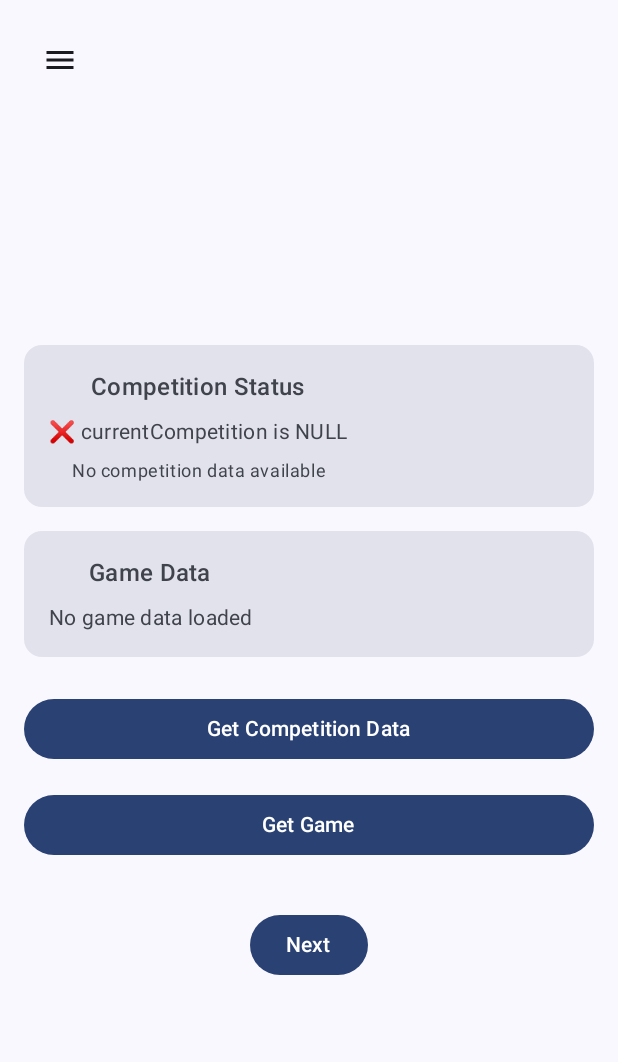
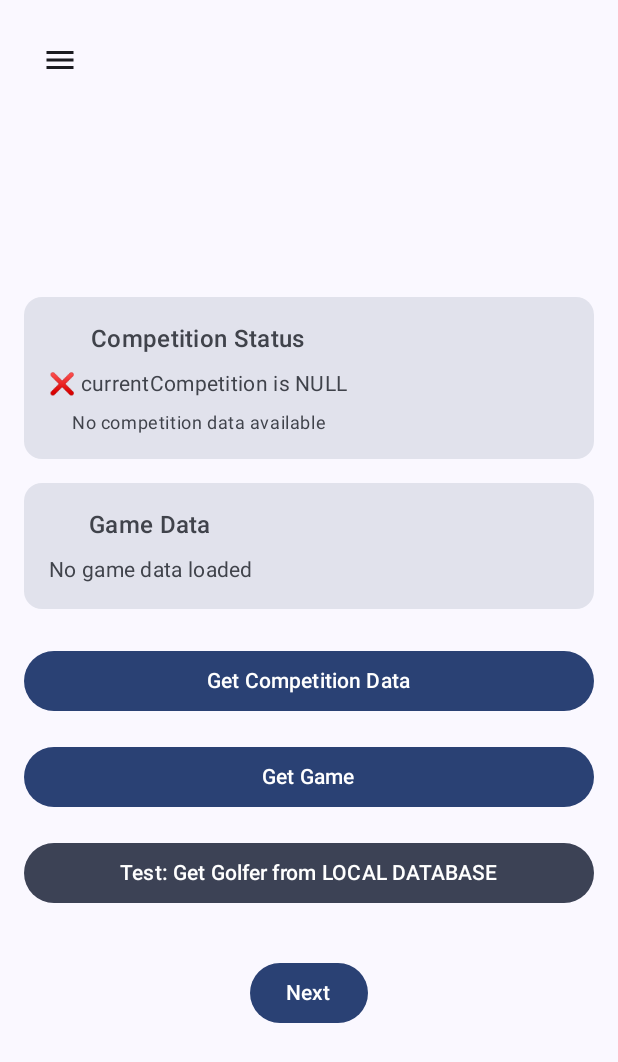
Before and after one commit to SogoGolf/simplegolf-droid, an Android app built with Jetpack Compose: the composable HomeScreen called with empty values, on a phone screen of 412 x 824 dp. Shown: the top 1062 px of the screen. Run offline under Robolectric (Android 15) with nearby library versions, the phone set to English and light mode, and no system bars; our stand-ins replace Dagger/Hilt's generated code; 3 statements that could not run were skipped.

Commit message:
testing with local data (msl data)

```diff
--- a/app/src/main/java/com/sogo/golf/msl/features/competitions/presentation/CompetitionViewModel.kt
+++ b/app/src/main/java/com/sogo/golf/msl/features/competitions/presentation/CompetitionViewModel.kt
@@ -4,6 +4,7 @@ import androidx.lifecycle.ViewModel
 import androidx.lifecycle.viewModelScope
 import com.sogo.golf.msl.domain.model.NetworkResult
 import com.sogo.golf.msl.domain.repository.MslCompetitionLocalDbRepository
+import com.sogo.golf.msl.domain.usecase.msl_golfer.GetMslGolferUseCase
 import dagger.hilt.android.lifecycle.HiltViewModel
 import kotlinx.coroutines.flow.MutableStateFlow
 import kotlinx.coroutines.flow.SharingStarted
@@ -15,7 +16,8 @@ import javax.inject.Inject
 
 @HiltViewModel
 class CompetitionViewModel @Inject constructor(
-    private val competitionRepository: MslCompetitionLocalDbRepository
+    private val competitionRepository: MslCompetitionLocalDbRepository,
+    private val getMslGolferUseCase: GetMslGolferUseCase
 ) : ViewModel() {
 
     private val _uiState = MutableStateFlow(CompetitionUiState())
@@ -23,6 +25,14 @@ class CompetitionViewModel @Inject constructor(
 
     // Always observe local competition data (works offline)
     val currentCompetition = competitionRepository.getCurrentCompetition()
+        .stateIn(
+            scope = viewModelScope,
+            started = SharingStarted.WhileSubscribed(5000),
+            initialValue = null
+        )
+
+    // ✅ ADD GOLFER STATEFLOW
+    val currentGolfer = getMslGolferUseCase()
         .stateIn(
             scope = viewModelScope,
             started = SharingStarted.WhileSubscribed(5000),
--- a/app/src/main/java/com/sogo/golf/msl/features/home/presentation/HomeScreen.kt
+++ b/app/src/main/java/com/sogo/golf/msl/features/home/presentation/HomeScreen.kt
@@ -208,6 +208,21 @@ fun HomeScreen(
                 }
             }
 
+            Spacer(modifier = Modifier.height(16.dp))
+
+            // ✅ NEW: Get Golfer from LOCAL DATABASE button
+            Button(
+                onClick = {
+                    homeViewModel.getGolferFromLocalDatabase()
+                },
+                modifier = Modifier.fillMaxWidth(),
+                colors = ButtonDefaults.buttonColors(
+                    containerColor = MaterialTheme.colorScheme.secondary
+                )
+            ) {
+                Text("Test: Get Golfer from LOCAL DATABASE")
+            }
+
             Spacer(modifier = Modifier.height(32.dp))
 
             // Navigation button
--- a/app/src/main/java/com/sogo/golf/msl/shared_components/ui/AppDrawer.kt
+++ b/app/src/main/java/com/sogo/golf/msl/shared_components/ui/AppDrawer.kt
@@ -9,12 +9,17 @@ import androidx.compose.ui.Modifier
 import androidx.compose.ui.graphics.Color
 import androidx.compose.ui.unit.dp
 import androidx.navigation.NavController
+import com.sogo.golf.msl.domain.usecase.msl_golfer.GetMslGolferUseCase
 
 @Composable
 fun AppDrawer(
     navController: NavController,
-    onCloseDrawer: () -> Unit
+    onCloseDrawer: () -> Unit,
+    getMslGolferUseCase: GetMslGolferUseCase
 ) {
+    val currentGolfer by getMslGolferUseCase()
+        .collectAsState(initial = null)
+
     Column(
         modifier = Modifier
             .fillMaxHeight()
@@ -24,6 +29,16 @@ fun AppDrawer(
         verticalArrangement = Arrangement.Top,
         horizontalAlignment = Alignment.Start
     ) {
+        // ✅ DISPLAY GOLFER NAME
+        currentGolfer?.let { golfer ->
+            Text(
+                text = "${golfer.firstName} ${golfer.surname}",
+                style = MaterialTheme.typography.headlineMedium,
+                color = Color.White,
+                modifier = Modifier.padding(bottom = 8.dp)
+            )
+        }
+
         Text(
             text = "Menu",
             style = MaterialTheme.typography.headlineMedium,
--- a/app/src/main/java/com/sogo/golf/msl/shared_components/ui/ScreenWithDrawer.kt
+++ b/app/src/main/java/com/sogo/golf/msl/shared_components/ui/ScreenWithDrawer.kt
@@ -6,7 +6,10 @@ import androidx.compose.material3.*
 import androidx.compose.runtime.*
 import androidx.compose.ui.Modifier
 import androidx.compose.ui.unit.dp
+import androidx.hilt.navigation.compose.hiltViewModel
 import androidx.navigation.NavController
+import com.sogo.golf.msl.domain.usecase.msl_golfer.GetMslGolferUseCase
+import com.sogo.golf.msl.features.home.presentation.HomeViewModel
 import kotlinx.coroutines.launch
 
 @Composable
@@ -17,11 +20,15 @@ fun ScreenWithDrawer(
     val drawerState = rememberDrawerState(initialValue = DrawerValue.Closed)
     val scope = rememberCoroutineScope()
 
+    // ✅ GET THE USE CASE
+    val getCurrentGolferUseCase: GetMslGolferUseCase = hiltViewModel<HomeViewModel>().getMslGolferUseCase
+
     ModalNavigationDrawer(
         drawerState = drawerState,
         drawerContent = {
             AppDrawer(
                 navController = navController,
+                getMslGolferUseCase = getCurrentGolferUseCase,
                 onCloseDrawer = {
                     scope.launch {
                         drawerState.close()
```
Also changed, not shown: app/src/main/java/com/sogo/golf/msl/data/repository/remote/MslRepositoryImpl.kt (+12 -1 lines), app/src/main/java/com/sogo/golf/msl/features/competitions/presentation/CompetitionsScreen.kt (+19 -1 lines), app/src/main/java/com/sogo/golf/msl/features/home/presentation/HomeViewModel.kt (+80 -1 lines).
